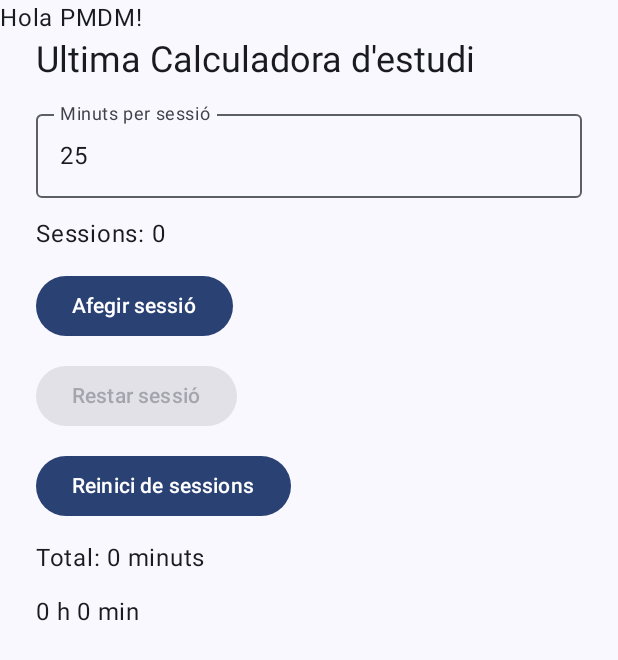
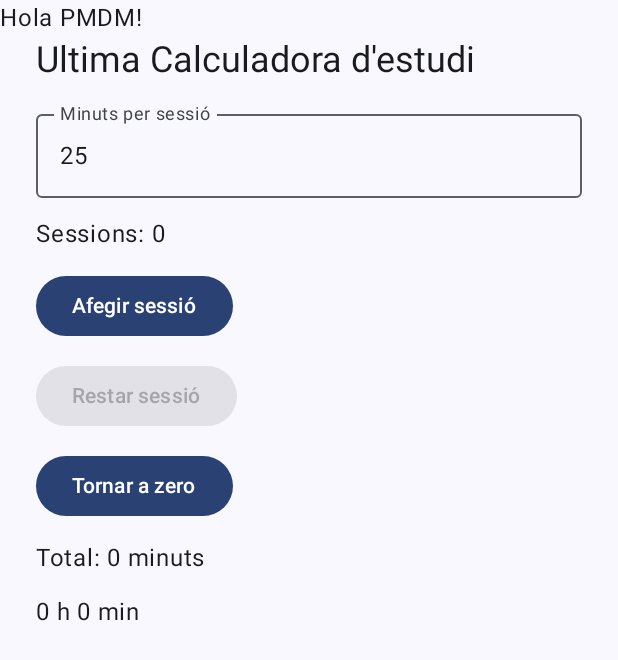
Before and after one commit to dnagy20474/Curso2026-2027, an Android app built with Jetpack Compose: the screen it shows after launch (MainActivity), on a phone screen of 412 x 824 dp. Shown: the top 660 px of the screen. Run offline under Robolectric (Android 15) with nearby library versions, the phone set to English and light mode, and no system bars.

Commit message:
update MainActivity.kt

```diff
--- a/Curso2027/PMDM/projecte/app/src/main/java/com/example/plaestudi/MainActivity.kt
+++ b/Curso2027/PMDM/projecte/app/src/main/java/com/example/plaestudi/MainActivity.kt
@@ -68,7 +68,7 @@ fun Greeting(name: String, modifier: Modifier = Modifier) {
             enabled = sessions > 0
         ) { Text("Restar sessió") }
         Button(onClick = { sessions = 0 }) {
-            Text("Reinici de sessions")
+            Text("Tornar a zero")
         }
         if (minuts in 1..180) {
             val total = minuts * sessions
```
